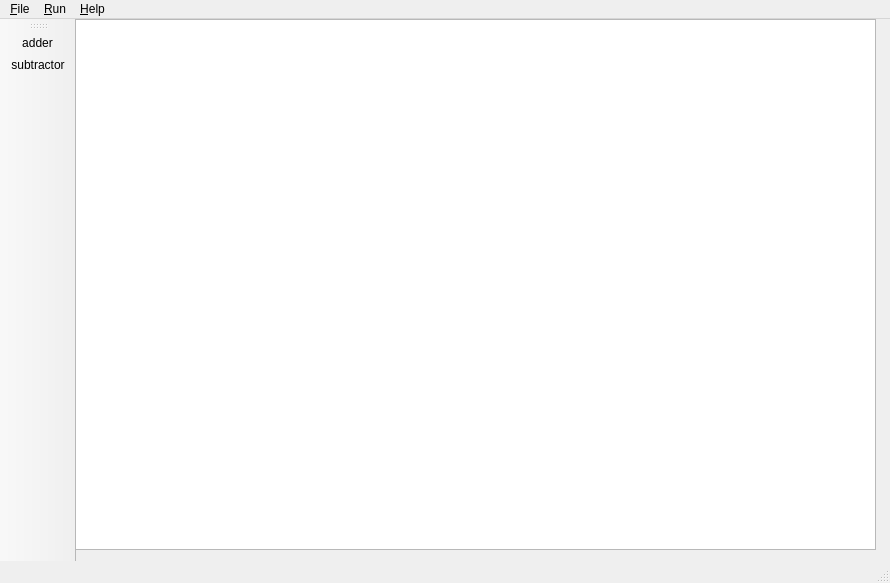
Before: the Qt Designer form mainwindow.ui in Slagee/ICP, drawn with Qt 5.
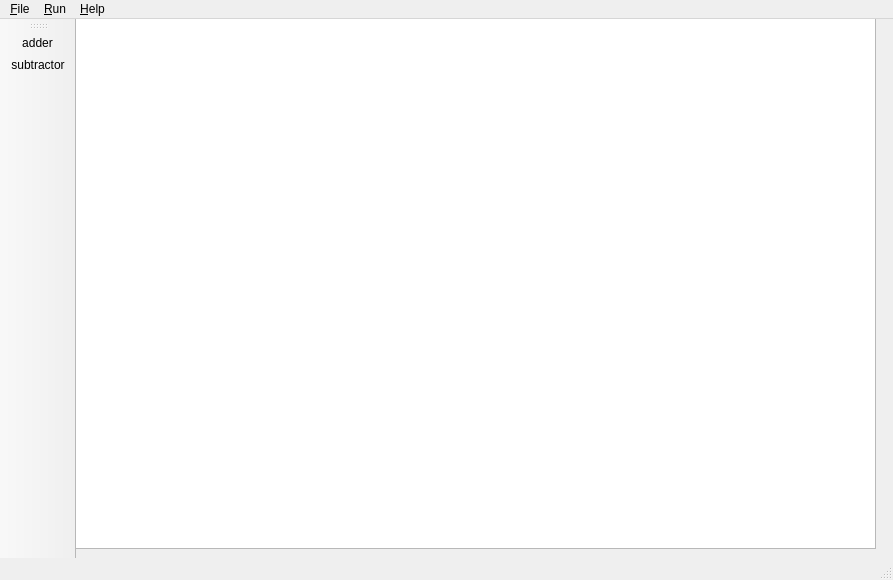
After: the same form once the commit is applied.

Patch:
```diff
--- a/mainwindow.ui
+++ b/mainwindow.ui
@@ -6,8 +6,8 @@
    <rect>
     <x>0</x>
     <y>0</y>
-    <width>890</width>
-    <height>583</height>
+    <width>893</width>
+    <height>580</height>
    </rect>
   </property>
   <property name="windowTitle">
@@ -21,7 +21,7 @@
     <property name="geometry">
      <rect>
       <x>-1</x>
-      <y>0</y>
+      <y>-1</y>
       <width>801</width>
       <height>531</height>
      </rect>
@@ -45,7 +45,7 @@
     <rect>
      <x>0</x>
      <y>0</y>
-     <width>890</width>
+     <width>893</width>
      <height>25</height>
     </rect>
    </property>
```
Left out of the diff: 6 changed lines with no effect on the pictures.
